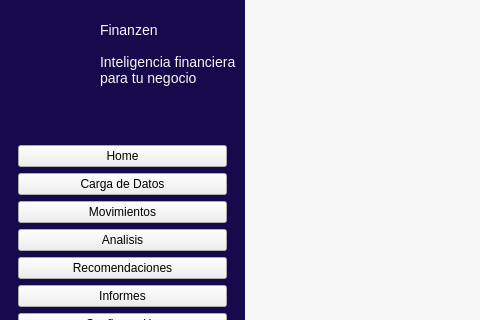
The window that app/ui/dashboard/dashboard.ui (Brando-1510/Proyecto-Integrador-2.0) describes before a commit, drawn with Qt 5; both pictures show x 0 to 480 and y 0 to 320 of the 1360 by 695 pixel window.
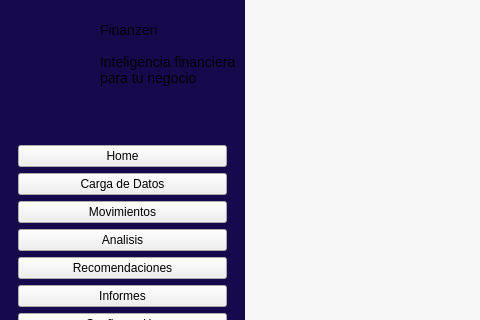
The same window after the commit. Icons and pictures are not drawn.

```diff
--- a/app/ui/dashboard/dashboard.ui
+++ b/app/ui/dashboard/dashboard.ui
@@ -59,7 +59,6 @@
 QLabels
 ---------------------------------------------------------------------------------------*/
 QLabel{
-color:#f7f7f7;
 font-size:14px;
 }
 QLabel[texto=&quot;tituloAside&quot;]{
```
